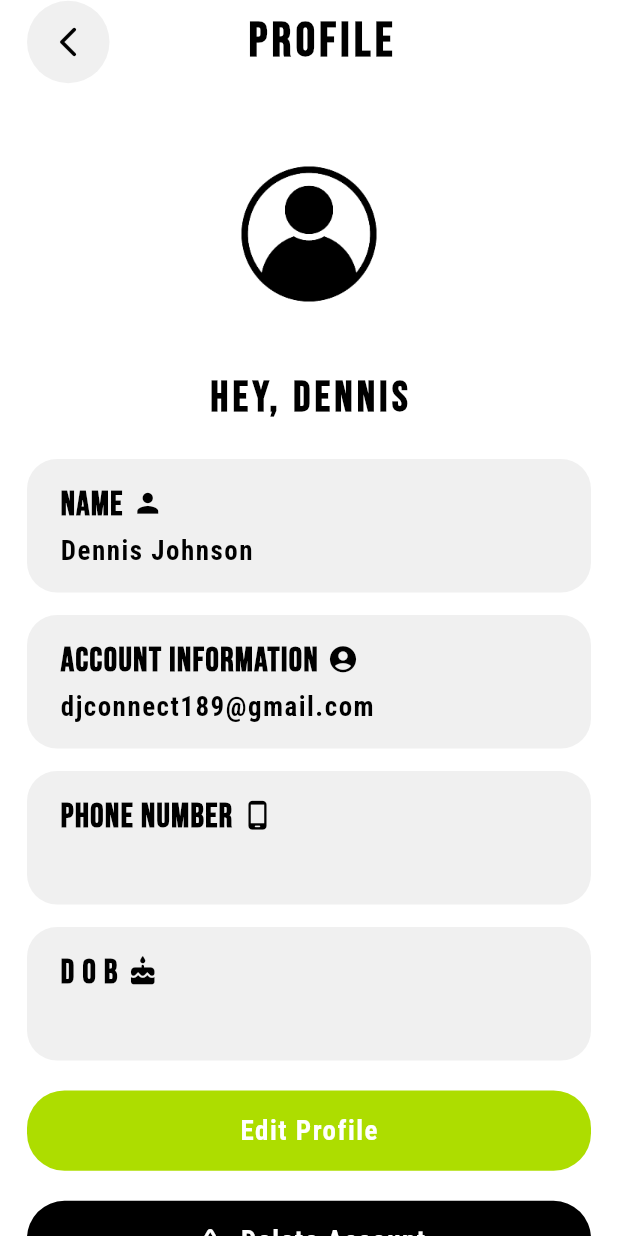
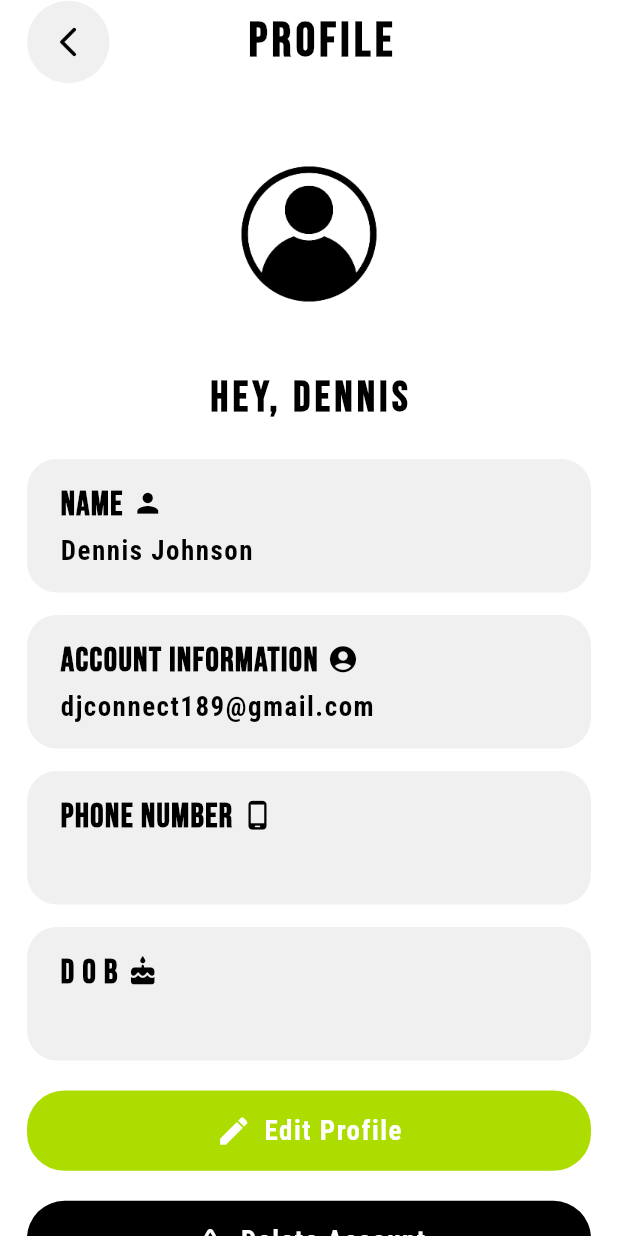
Before and after one commit to codex7Teen/Wulflex_E-commerce_App, a Flutter app: the ScreenProfile screen opened directly, on a phone screen of 412 x 824 dp. Run offline on Flutter 3.47's test engine with Material 3 defaults, Android fonts, the phone set to English and light mode, and no system bars; our stand-ins replace bloc, carousel_slider, equatable, firebase_auth, firebase_core, flutter_bloc and 5 more; accounts and stored records are empty.

Commit message:
profile refactorings

```diff
--- a/lib/screens/main_screens/account_screens/profile_screen/edit_profile_screen.dart
+++ b/lib/screens/main_screens/account_screens/profile_screen/edit_profile_screen/edit_profile_screen.dart
@@ -138,10 +138,15 @@ class _ScreenEditProfileState extends State<ScreenEditProfile> {
                   hintText: 'Please enter your date of birth',
                 ),
                 SizedBox(height: 39),
-                GreenButtonWidget(
-                  buttonText: "Save Details",
-                  borderRadius: 25,
-                  width: 1,
+                GestureDetector(
+                  onTap: () {
+                    formKey.currentState!.validate();
+                  },
+                  child: GreenButtonWidget(
+                    buttonText: "Save Details",
+                    borderRadius: 25,
+                    width: 1,
+                  ),
                 )
               ],
             ),
--- a/lib/screens/main_screens/account_screens/profile_screen/profile_screen.dart
+++ b/lib/screens/main_screens/account_screens/profile_screen/profile_screen.dart
@@ -1,24 +1,19 @@
 import 'package:flutter/material.dart';
-import 'package:wulflex/screens/main_screens/account_screens/profile_screen/edit_profile_screen.dart';
+import 'package:wulflex/screens/main_screens/account_screens/profile_screen/profile_screen_widgets.dart';
 import 'package:wulflex/utils/consts/app_colors.dart';
-import 'package:wulflex/utils/consts/text_styles.dart';
 import 'package:wulflex/widgets/custom_appbar_with_backbutton.dart';
-import 'package:wulflex/widgets/custom_green_button_widget.dart';
-import 'package:wulflex/widgets/custom_grey_container_widget.dart';
-import 'package:wulflex/widgets/custom_black_button_widget.dart';
-import 'package:wulflex/widgets/navigation_helper_widget.dart';
+import 'package:wulflex/widgets/theme_data_helper_widget.dart';
 
 class ScreenProfile extends StatelessWidget {
   const ScreenProfile({super.key});
 
   @override
   Widget build(BuildContext context) {
-    final isLightTheme = Theme.of(context).brightness == Brightness.light;
+    final lightTheme = isLightTheme(context);
 
     return Scaffold(
-        backgroundColor: isLightTheme
-            ? AppColors.whiteThemeColor
-            : AppColors.blackThemeColor,
+        backgroundColor:
+            lightTheme ? AppColors.whiteThemeColor : AppColors.blackThemeColor,
         appBar: customAppbarWithBackbutton(context, 'PROFILE'),
         body: SingleChildScrollView(
           child: Padding(
@@ -26,50 +21,20 @@ class ScreenProfile extends StatelessWidget {
                 const EdgeInsets.only(top: 10, left: 18, right: 18, bottom: 18),
             child: Column(
               children: [
-                Center(
-                  child: SizedBox(
-                    height: 180,
-                    width: 180,
-                    child: ClipRRect(
-                      borderRadius: BorderRadius.circular(100),
-                      child: Image.asset(
-                        'assets/profile.png',
-                        fit: BoxFit.fitWidth,
-                        color: isLightTheme
-                            ? AppColors.blackThemeColor
-                            : AppColors.whiteThemeColor,
-                      ),
-                    ),
-                  ),
-                ),
-                Text('Hey, Dennis',
-                    style: AppTextStyles.heyUserWelcomeText(context)),
+                buildProfilePicture(context),
+                buildWelcomeText(context),
                 SizedBox(height: 20),
-                CustomGreyContainerWidget(
-                    titleText: 'NAME',
-                    subtitleText: 'Dennis Johnson',
-                    icon: Icons.person),
+                buildName(),
                 SizedBox(height: 15),
-                CustomGreyContainerWidget(
-                    titleText: 'ACCOUNT INFORMATION',
-                    subtitleText: 'djconnect189@gmail.com',
-                    icon: Icons.account_circle_rounded),
-                    SizedBox(height: 15),
-                CustomGreyContainerWidget(
-                    titleText: 'PHONE NUMBER',
-                    subtitleText: '',
-                    icon: Icons.phone_android_rounded),
-                    SizedBox(height: 15),
-                CustomGreyContainerWidget(
-                    titleText: 'D O B',
-                    subtitleText: '',
-                    icon: Icons.cake_rounded),
-                    SizedBox(height: 20),
-                    GestureDetector(
-                      onTap: () => NavigationHelper.navigateToWithoutReplacement(context, ScreenEditProfile(screenTitle: 'Edit Profile', name: 'Dennis Johnson',)),
-                      child: GreenButtonWidget(buttonText: 'Edit Profile', borderRadius: 25, width: 1,)),
-                    SizedBox(height: 20),
-                    CustomBlackButtonWidget(buttonText: "Delete Account", borderRadius: 25)
+                buildAccountInfo(),
+                SizedBox(height: 15),
+                buildPhoneNumber(),
+                SizedBox(height: 15),
+                buildDob(),
+                SizedBox(height: 20),
+                buildEditButton(context),
+                SizedBox(height: 20),
+                buildDeleteButton(context)
               ],
             ),
           ),
--- /dev/null
+++ b/lib/screens/main_screens/account_screens/profile_screen/profile_screen_widgets.dart
@@ -0,0 +1,79 @@
+import 'package:flutter/material.dart';
+import 'package:wulflex/screens/main_screens/account_screens/profile_screen/edit_profile_screen/edit_profile_screen.dart';
+import 'package:wulflex/utils/consts/app_colors.dart';
+import 'package:wulflex/utils/consts/text_styles.dart';
+import 'package:wulflex/widgets/custom_black_button_widget.dart';
+import 'package:wulflex/widgets/custom_green_button_widget.dart';
+import 'package:wulflex/widgets/custom_grey_container_widget.dart';
+import 'package:wulflex/widgets/navigation_helper_widget.dart';
+import 'package:wulflex/widgets/theme_data_helper_widget.dart';
+
+Widget buildProfilePicture(BuildContext context) {
+  final lightTheme = isLightTheme(context);
+  return Center(
+    child: SizedBox(
+      height: 180,
+      width: 180,
+      child: ClipRRect(
+        borderRadius: BorderRadius.circular(100),
+        child: Image.asset(
+          'assets/profile.png',
+          fit: BoxFit.fitWidth,
+          color: lightTheme
+              ? AppColors.blackThemeColor
+              : AppColors.whiteThemeColor,
+        ),
+      ),
+    ),
+  );
+}
+
+Widget buildWelcomeText(BuildContext context) {
+  return Text('Hey, Dennis', style: AppTextStyles.heyUserWelcomeText(context));
+}
+
+Widget buildName() {
+  return CustomGreyContainerWidget(
+      titleText: 'NAME', subtitleText: 'Dennis Johnson', icon: Icons.person);
+}
+
+Widget buildAccountInfo() {
+  return CustomGreyContainerWidget(
+      titleText: 'ACCOUNT INFORMATION',
+      subtitleText: 'djconnect189@gmail.com',
+      icon: Icons.account_circle_rounded);
+}
+
+Widget buildPhoneNumber() {
+  return CustomGreyContainerWidget(
+      titleText: 'PHONE NUMBER',
+      subtitleText: '',
+      icon: Icons.phone_android_rounded);
+}
+
+Widget buildDob() {
+  return CustomGreyContainerWidget(
+      titleText: 'D O B', subtitleText: '', icon: Icons.cake_rounded);
+}
+
+Widget buildEditButton(BuildContext context) {
+  return GestureDetector(
+      onTap: () => NavigationHelper.navigateToWithoutReplacement(
+          context,
+          ScreenEditProfile(
+            screenTitle: 'Edit Profile',
+            name: 'Dennis Johnson',
+          )),
+      child: GreenButtonWidget(
+        buttonText: 'Edit Profile',
+        borderRadius: 25,
+        width: 1,
+        addIcon: true,
+        icon: Icons.edit,
+      ));
+}
+
+Widget buildDeleteButton(BuildContext context) {
+  return CustomBlackButtonWidget(
+      buttonText: "Delete Account", borderRadius: 25);
+}
--- a/lib/utils/consts/text_styles.dart
+++ b/lib/utils/consts/text_styles.dart
@@ -17,14 +17,14 @@ class AppTextStyles {
 //! INTRO SCREEN SKIP BUTTON
   static final TextStyle introScreenSkipButton = GoogleFonts.robotoCondensed(
       fontSize: 14,
-      color: Colors.white,
+      color: AppColors.whiteThemeColor,
       letterSpacing: 1,
       fontWeight: FontWeight.bold);
 
 //! CUSTOM GREEN BUTTON TEXT
   static final TextStyle customGreenButtonText = GoogleFonts.robotoCondensed(
       fontSize: 18,
-      color: Colors.white,
+      color: AppColors.whiteThemeColor,
       letterSpacing: 1,
       fontWeight: FontWeight.bold);
 
--- a/lib/widgets/custom_green_button_widget.dart
+++ b/lib/widgets/custom_green_button_widget.dart
@@ -7,11 +7,20 @@ class GreenButtonWidget extends StatelessWidget {
   final bool isLoading;
   final double borderRadius;
   final double? width;
+  final bool? addIcon;
+  final IconData? icon;
   const GreenButtonWidget(
-      {super.key, required this.buttonText, this.isLoading = false, required this.borderRadius, this.width = 0.89});
+      {super.key,
+      required this.buttonText,
+      this.isLoading = false,
+      required this.borderRadius,
+      this.width = 0.89,
+      this.addIcon = false,
+      this.icon = Icons.ac_unit});
 
   @override
   Widget build(BuildContext context) {
+    final isLightTheme = Theme.of(context).brightness == Brightness.light;
     return Center(
       child: Container(
         width: MediaQuery.sizeOf(context).width * width!,
@@ -25,7 +34,21 @@ class GreenButtonWidget extends StatelessWidget {
               ? SizedBox(
                   height: 20,
                   width: 20,
-                child: CircularProgressIndicator(color: AppColors.whiteThemeColor,))
+                  child: CircularProgressIndicator(
+                    color: AppColors.whiteThemeColor,
+                  ))
+              : addIcon!
+                  ? Row(
+                    mainAxisAlignment: MainAxisAlignment.center,
+                      children: [
+                        Icon(icon, size: 24, color: AppColors.whiteThemeColor),
+                        SizedBox(width: 8),
+                        Text(
+                          buttonText,
+                          style: AppTextStyles.customGreenButtonText,
+                        ),
+                      ],
+                    )
                   : Text(
                       buttonText,
                       style: AppTextStyles.customGreenButtonText,
--- a/lib/widgets/custom_textfields_widget.dart
+++ b/lib/widgets/custom_textfields_widget.dart
@@ -23,7 +23,7 @@ class CustomTextfieldsWidget extends StatelessWidget {
   @override
   Widget build(BuildContext context) {
     return Container(
-      width: MediaQuery.sizeOf(context).width * 0.9,
+      width: MediaQuery.sizeOf(context).width * 1,
       decoration: BoxDecoration(
         borderRadius: BorderRadius.circular(10),
         color: AppColors.lightGreyThemeColor,
@@ -32,7 +32,7 @@ class CustomTextfieldsWidget extends StatelessWidget {
         padding: const EdgeInsets.only(left: 15, right: 15, top: 3, bottom: 0),
         child: TextFormField(
           maxLength: maxCharacterLength,
-          autovalidateMode: AutovalidateMode.onUserInteraction,
+          autovalidateMode: AutovalidateMode.onUnfocus,
           controller: controller,
           validator: validator,
           minLines: minLines,
--- /dev/null
+++ b/lib/widgets/theme_data_helper_widget.dart
@@ -0,0 +1,5 @@
+import 'package:flutter/material.dart';
+
+bool isLightTheme(BuildContext context) {
+  return Theme.of(context).brightness == Brightness.light;
+}
```
Also changed, not shown: lib/screens/main_screens/account_screens/profile_screen/edit_profile_screen/edit_profile_screen_widgets.dart (added). Lines whose indentation alone changed are shown as unchanged.
